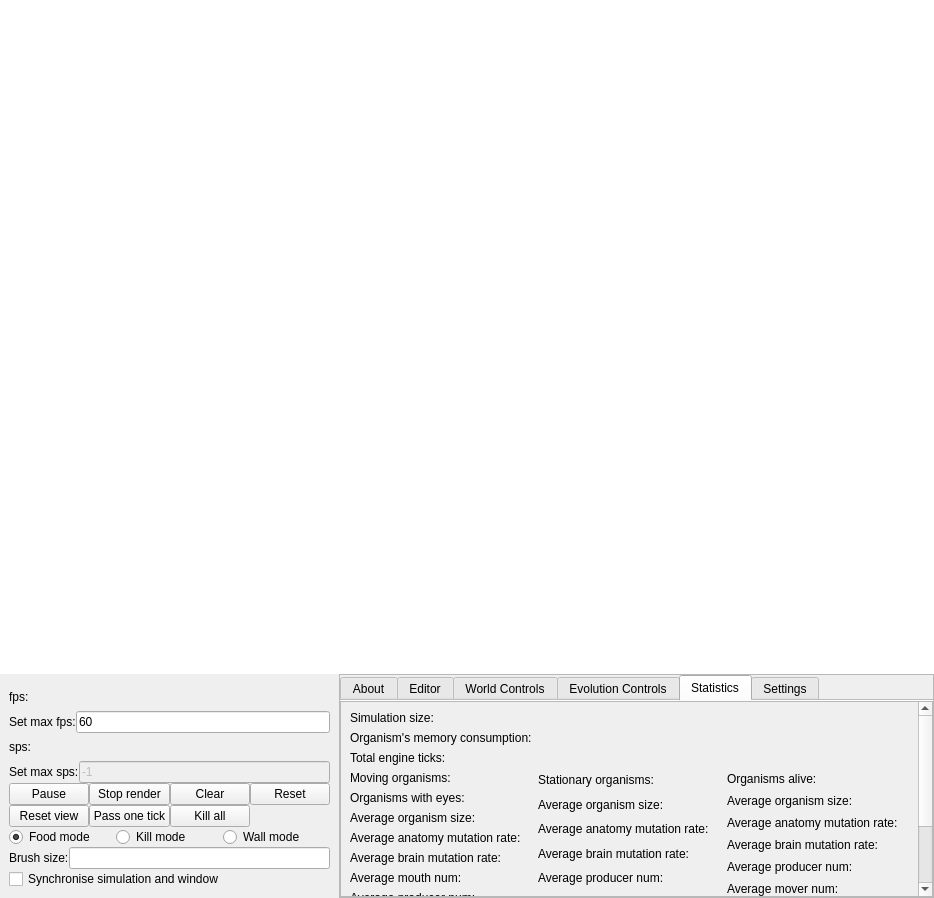
Above: LifeEngineCpp/mainwindow.ui from SuperSpaceEye/LifeEngineExtended before the change. Below: the same form after it.
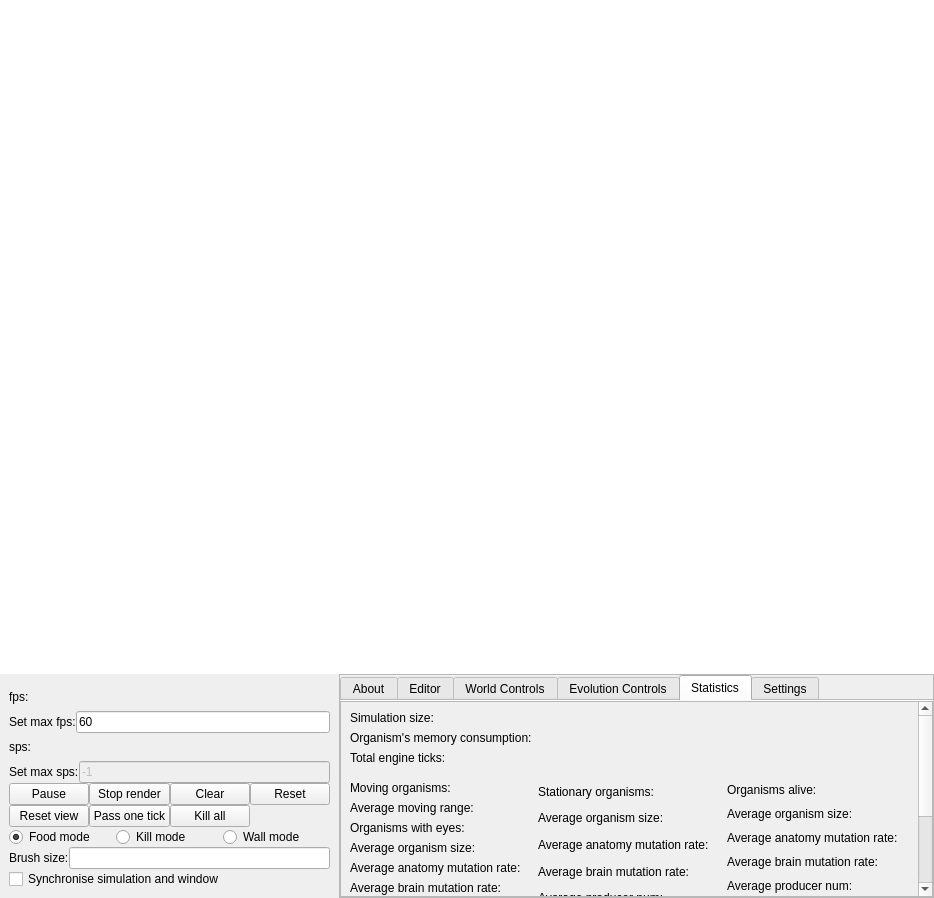
That is the form after the change. The open tabs and pages were chosen to show the change.

```diff
--- a/LifeEngineCpp/mainwindow.ui
+++ b/LifeEngineCpp/mainwindow.ui
@@ -1982,7 +1982,7 @@
                   <x>0</x>
                   <y>0</y>
                   <width>698</width>
-                  <height>338</height>
+                  <height>377</height>
                  </rect>
                 </property>
                 <property name="sizePolicy">
@@ -2040,6 +2040,19 @@
                       </property>
                      </widget>
                     </item>
+                    <item>
+                     <spacer name="verticalSpacer_2">
+                      <property name="orientation">
+                       <enum>Qt::Vertical</enum>
+                      </property>
+                      <property name="sizeHint" stdset="0">
+                       <size>
+                        <width>20</width>
+                        <height>10</height>
+                       </size>
+                      </property>
+                     </spacer>
+                    </item>
                     <item>
                      <layout class="QHBoxLayout" name="horizontalLayout_47">
                       <item>
@@ -2051,6 +2064,13 @@
                           </property>
                          </widget>
                         </item>
+                        <item>
+                         <widget class="QLabel" name="lb_average_moving_range">
+                          <property name="text">
+                           <string>Average moving range:</string>
+                          </property>
+                         </widget>
+                        </item>
                         <item>
                          <widget class="QLabel" name="lb_organisms_with_eyes">
                           <property name="text">
```
Left out of the diff: 32 changed lines with no effect on the pictures.
